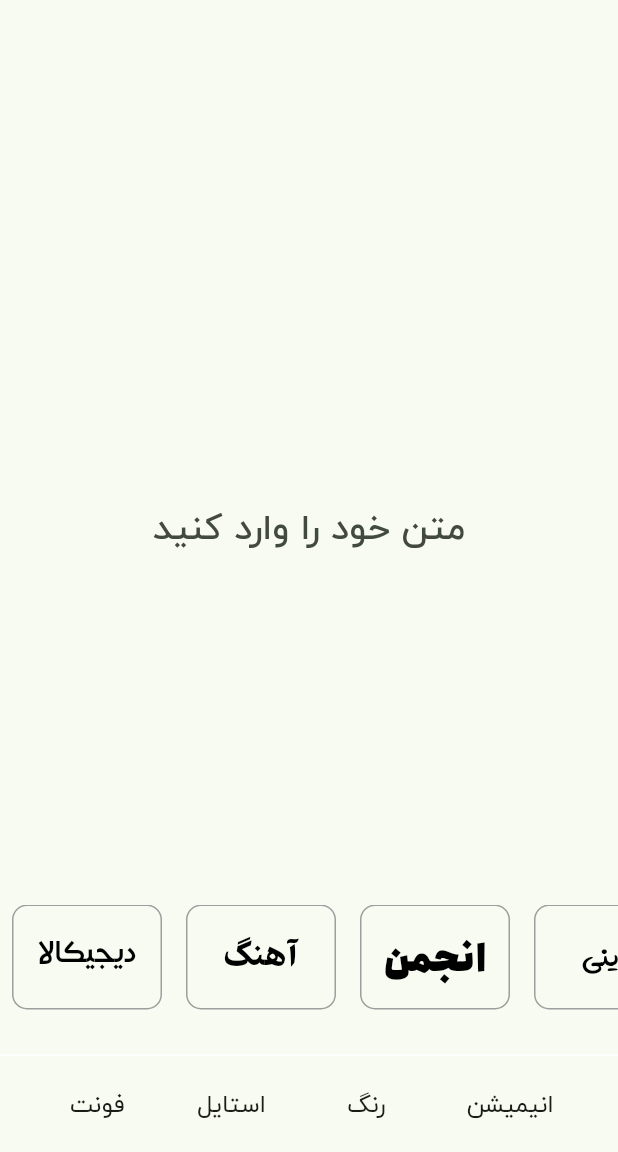
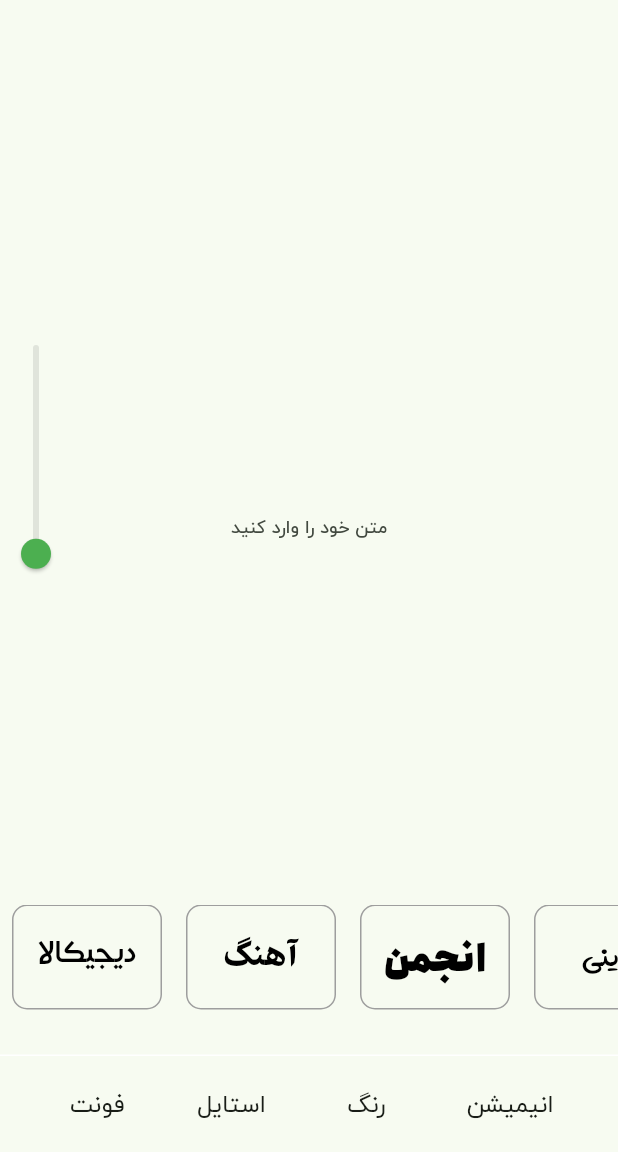
Before and after one commit to AmirmahdiNourkazemi/instastyle, a Flutter app: the screen it shows after launch, on a phone screen of 412 x 824 dp, the part 84-1236 px from its top. Run offline on Flutter 3.47's test engine with Material 3 defaults, Android fonts, the phone set to English and light mode, and no system bars; our stand-ins replace dio, get_it; project files that could hold a hidden picture were left out.

Commit message:
feat: add slider && clean code

```diff
--- a/lib/feature/home/presentation/screens/home_screen.dart
+++ b/lib/feature/home/presentation/screens/home_screen.dart
@@ -1,6 +1,8 @@
 import 'package:flutter/material.dart';
 import 'package:instastyle/core/widgets/app_bar.dart';
 import 'package:instastyle/feature/home/presentation/widgets/select_buttons.dart';
+import 'package:instastyle/feature/home/presentation/widgets/text_filled_style.dart';
+import 'package:instastyle/feature/home/presentation/widgets/vertical_font_slider.dart';
 
 import '../widgets/footer_buttons.dart';
 
@@ -14,6 +16,7 @@ class HomeScreen extends StatefulWidget {
 class _HomeScreenState extends State<HomeScreen> {
   TextStyle selectedStyle = const TextStyle(fontSize: 24);
   String text = 'متن خود را وارد کنید';
+  double valueFontSize = 12;
   bool isSelected = true;
   @override
   Widget build(BuildContext context) {
@@ -22,29 +25,31 @@ class _HomeScreenState extends State<HomeScreen> {
       child: Scaffold(
         appBar: appBar(title: 'InstaStyle'),
         body: Stack(
+          alignment: Alignment.centerLeft,
           children: [
             Center(
-              child: TextField(
-                textAlign: TextAlign.center,
-                textDirection: TextDirection.rtl,
-                // style: Theme.of(context).textTheme.headlineLarge,
-                style: selectedStyle,
-                onChanged: (value) {
+              child: Padding(
+                padding: const EdgeInsets.symmetric(horizontal: 8),
+                child: StyledTextInput(
+                    textStyle: selectedStyle.copyWith(
+                      fontSize: valueFontSize,
+                    ),
+                    onTextChanged: (value) {
+                      setState(() {
+                        text = value;
+                      });
+                    }),
+              ),
+            ),
+            Positioned(
+              top: MediaQuery.of(context).size.height / 4,
+              child: VerticalFontSlider(
+                initialSize: valueFontSize,
+                onSizeChanged: (value) {
                   setState(() {
-                    text = value;
+                    valueFontSize = value;
                   });
                 },
-                maxLines: null,
-                decoration: InputDecoration(
-                  hintText: text,
-                  hintStyle: selectedStyle,
-                  border: InputBorder.none,
-                ),
-                // decoration: InputDecoration(
-
-                //   hintStyle: Theme.of(context).textTheme.headlineLarge,
-                //   border: InputBorder.none,
-                // ),
               ),
             ),
             Visibility(
--- a/lib/feature/home/presentation/widgets/mock_text_style.dart
+++ b/lib/feature/home/presentation/widgets/mock_text_style.dart
@@ -8,5 +8,8 @@ final List<TextStyleConfig> textStyleConfigs = [
   TextStyleConfig(name: 'دریا', fontFamily: 'darya'),
   TextStyleConfig(name: 'دوران', fontFamily: 'doran'),
   TextStyleConfig(name: 'الماس', fontFamily: 'almas'),
+  TextStyleConfig(name: 'کولاک', fontFamily: 'colak'),
+  TextStyleConfig(name: 'دارک', fontFamily: 'dark'),
+  TextStyleConfig(name: 'دانا', fontFamily: 'dana'),
   // Add more styles as needed
 ];
--- a/lib/feature/home/presentation/widgets/select_buttons.dart
+++ b/lib/feature/home/presentation/widgets/select_buttons.dart
@@ -39,11 +39,12 @@ class _SelectButtonsState extends State<SelectButtons> {
                     width: 100,
                     decoration: BoxDecoration(
                       color: selectedIndex == index
-                          ? Colors.blue.withOpacity(0.2)
+                          ? Theme.of(context).primaryColor.withOpacity(0.2)
                           : Colors.transparent,
                       border: Border.all(
-                        color:
-                            selectedIndex == index ? Colors.blue : Colors.grey,
+                        color: selectedIndex == index
+                            ? Theme.of(context).primaryColor
+                            : Colors.grey,
                         width: selectedIndex == index ? 2 : 1,
                       ),
                       borderRadius: BorderRadius.circular(10),
@@ -52,7 +53,7 @@ class _SelectButtonsState extends State<SelectButtons> {
                       child: Text(
                         textStyleConfigs[index].name,
                         style: textStyleConfigs[index].toTextStyle(),
-                        textDirection: TextDirection.rtl, // For Persian text
+                        textDirection: TextDirection.rtl,
                       ),
                     ),
                   ),
--- /dev/null
+++ b/lib/feature/home/presentation/widgets/text_filled_style.dart
@@ -0,0 +1,53 @@
+import 'package:flutter/material.dart';
+
+class StyledTextInput extends StatefulWidget {
+  final TextStyle textStyle;
+  final String initialText;
+  final ValueChanged<String> onTextChanged;
+
+  const StyledTextInput({
+    super.key,
+    required this.textStyle,
+    this.initialText = 'متن خود را وارد کنید',
+    required this.onTextChanged,
+  });
+
+  @override
+  State<StyledTextInput> createState() => _StyledTextInputState();
+}
+
+class _StyledTextInputState extends State<StyledTextInput> {
+  late String _currentText;
+
+  @override
+  void initState() {
+    super.initState();
+    _currentText = widget.initialText;
+  }
+
+  @override
+  Widget build(BuildContext context) {
+    return Center(
+      child: Padding(
+        padding: const EdgeInsets.symmetric(horizontal: 8),
+        child: TextField(
+          textAlign: TextAlign.center,
+          textDirection: TextDirection.rtl,
+          style: widget.textStyle,
+          onChanged: (value) {
+            setState(() {
+              _currentText = value;
+            });
+            widget.onTextChanged(value);
+          },
+          maxLines: null,
+          decoration: InputDecoration(
+            hintText: _currentText,
+            hintStyle: widget.textStyle,
+            border: InputBorder.none,
+          ),
+        ),
+      ),
+    );
+  }
+}
--- /dev/null
+++ b/lib/feature/home/presentation/widgets/vertical_font_slider.dart
@@ -0,0 +1,40 @@
+import 'package:flutter/material.dart';
+
+class VerticalFontSlider extends StatefulWidget {
+   final double initialSize;
+  final ValueChanged<double> onSizeChanged;
+  const VerticalFontSlider({super.key , required this.initialSize, required this.onSizeChanged});
+
+  @override
+  State<VerticalFontSlider> createState() => _VerticalFontSliderState();
+}
+
+class _VerticalFontSliderState extends State<VerticalFontSlider> {
+    late double _currentSize;
+
+  @override
+  void initState() {
+    super.initState();
+    _currentSize = widget.initialSize;
+  }
+  @override
+  Widget build(BuildContext context) {
+   return Positioned(
+      top: MediaQuery.of(context).size.height / 4,
+      child: RotatedBox(
+        quarterTurns: -1,
+        child: Slider(
+          min: 10,
+          max: 70,
+          value: _currentSize,
+          onChanged: (value) {
+            setState(() {
+              _currentSize = value;
+            });
+            widget.onSizeChanged(value);
+          },
+        ),
+      ),
+    );
+  }
+  }
```
Also changed, not shown: pubspec.yaml (+13 -0 lines).
